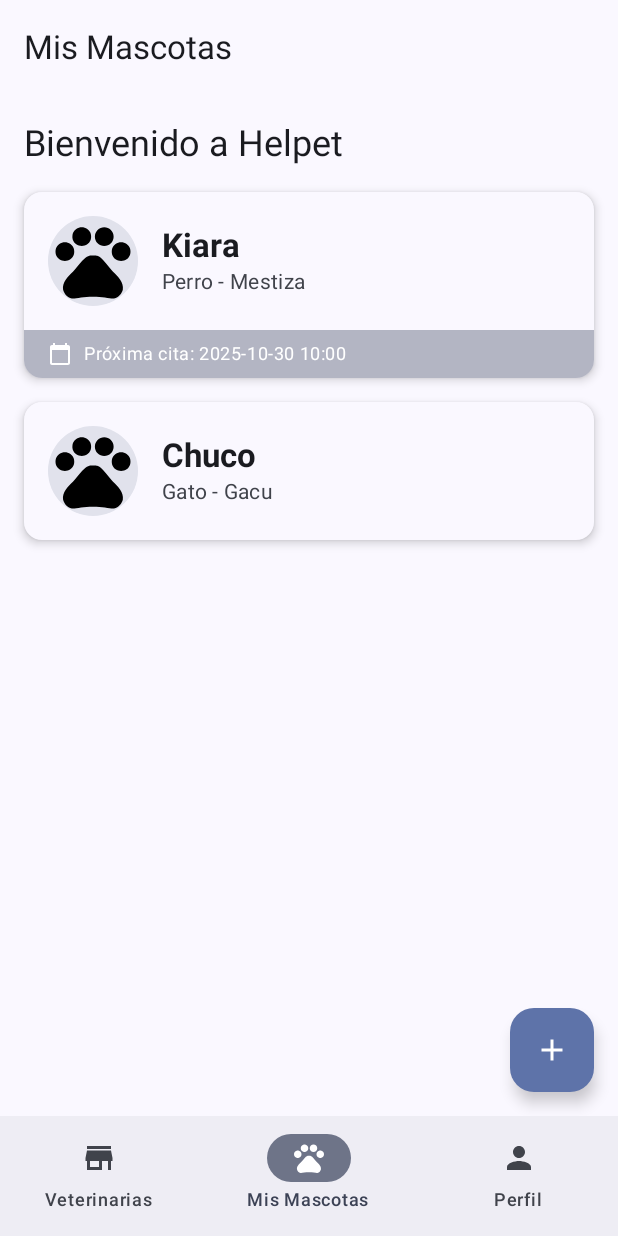
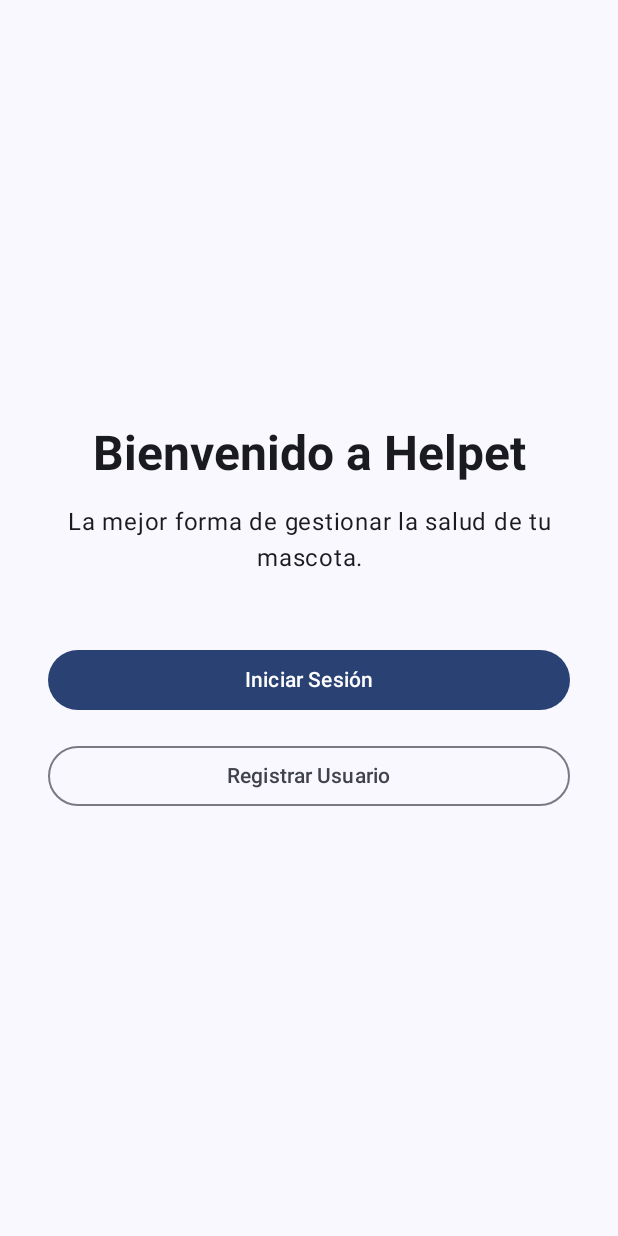
Before and after one commit to fa-morande/helpet-android-app, an Android app built with Jetpack Compose: the screen it shows after launch (MainActivity), on a phone screen of 412 x 824 dp. Run offline under Robolectric (Android 15) with nearby library versions, the phone set to English and light mode, and no system bars; our stand-ins replace Room's generated code.

Commit message:
primera implementacion inicio de sesion en helpet USer

```diff
--- a/app/src/main/java/com/helpetuser/data/local/dao/UsuarioDao.kt
+++ b/app/src/main/java/com/helpetuser/data/local/dao/UsuarioDao.kt
@@ -10,9 +10,13 @@ import kotlinx.coroutines.flow.Flow
 @Dao
 interface UsuarioDao {
     @Insert(onConflict = OnConflictStrategy.REPLACE)
+    suspend fun insert(usuario: Usuario)
+    @Insert(onConflict = OnConflictStrategy.REPLACE)
     suspend fun insertAll(usuarios: List<Usuario>)
     @Query("SELECT * FROM usuarios")
     fun getAll(): Flow<List<Usuario>>
     @Query("SELECT * FROM usuarios WHERE id = :usuarioId")
     fun getById(usuarioId: Int): Flow<Usuario>
+    @Query("SELECT * FROM usuarios WHERE correo = :email LIMIT 1")
+    fun getByEmail(email: String): Flow<Usuario?>
 }
--- a/app/src/main/java/com/helpetuser/ui/navigation/AppNavigation.kt
+++ b/app/src/main/java/com/helpetuser/ui/navigation/AppNavigation.kt
@@ -81,9 +81,29 @@ fun AppNavigation() {
     ) { innerPadding ->
         NavHost(
             navController = navController,
-            startDestination = Routes.HOME_SCREEN,
+            startDestination = Routes.WELCOME_SCREEN,
             modifier = Modifier.padding(innerPadding)
         ) {
+            composable(Routes.WELCOME_SCREEN) {
+                WelcomeScreen(navController = navController)
+            }
+
+            composable(Routes.LOGIN_SCREEN) {
+                val factory = AuthViewModelFactory(usuarioDao)
+                val authViewModel: AuthViewModel = viewModel(factory = factory)
+                LoginScreen(
+                    navController = navController,
+                    viewModel = authViewModel
+                )
+            }
+            composable(Routes.REGISTER_SCREEN) {
+                val factory = AuthViewModelFactory(usuarioDao)
+                val authViewModel: AuthViewModel = viewModel(factory = factory)
+                RegistrarScreen(
+                    navController = navController,
+                    viewModel = authViewModel
+                )
+            }
 
             composable(Routes.HOME_SCREEN) {
                 val factory = HomeViewModelFactory(mascotaDao, reservaDao)
--- a/app/src/main/java/com/helpetuser/ui/navigation/Routes.kt
+++ b/app/src/main/java/com/helpetuser/ui/navigation/Routes.kt
@@ -5,7 +5,10 @@ object Routes {
     const val SUCURSAL_SCREEN = "sucursal_screen"
     const val PROFILE_SCREEN = "profile_screen"
     const val MASCOTA_DETAIL_SCREEN = "mascota_detail_screen/{mascotaId}"
+    const val WELCOME_SCREEN = "welcome_screen"
+    const val LOGIN_SCREEN = "login_screen"
 
+    const val REGISTER_SCREEN = "register_screen"
     const val AGENDAR_CITA_SCREEN = "agendar_cita/{sucursalId}"
 
     const val PROMOTIONS_SCREEN = "promociones"
--- /dev/null
+++ b/app/src/main/java/com/helpetuser/ui/screens/WelcomeScreen.kt
@@ -0,0 +1,59 @@
+package com.helpetuser.ui.screens
+
+import androidx.compose.foundation.layout.*
+import androidx.compose.material3.Button
+import androidx.compose.material3.MaterialTheme
+import androidx.compose.material3.OutlinedButton
+import androidx.compose.material3.Scaffold
+import androidx.compose.material3.Text
+import androidx.compose.runtime.Composable
+import androidx.compose.ui.Alignment
+import androidx.compose.ui.Modifier
+import androidx.compose.ui.text.font.FontWeight
+import androidx.compose.ui.text.style.TextAlign
+import androidx.compose.ui.unit.dp
+import androidx.navigation.NavController
+import com.helpetuser.ui.navigation.Routes
+
+@Composable
+fun WelcomeScreen(navController: NavController) {
+    Scaffold { paddingValues ->
+        Column(
+            modifier = Modifier
+                .padding(paddingValues)
+                .fillMaxSize()
+                .padding(32.dp), // Padding extra para centrar contenido
+            verticalArrangement = Arrangement.Center,
+            horizontalAlignment = Alignment.CenterHorizontally
+        ) {
+            // Aquí iría el logo de Helpet
+            Text(
+                text = "Bienvenido a Helpet",
+                style = MaterialTheme.typography.headlineLarge,
+                fontWeight = FontWeight.Bold,
+                textAlign = TextAlign.Center
+            )
+            Spacer(modifier = Modifier.height(16.dp))
+            Text(
+                text = "La mejor forma de gestionar la salud de tu mascota.",
+                style = MaterialTheme.typography.bodyLarge,
+                textAlign = TextAlign.Center
+            )
+            Spacer(modifier = Modifier.height(48.dp))
+
+            Button(
+                onClick = { navController.navigate(Routes.LOGIN_SCREEN) },
+                modifier = Modifier.fillMaxWidth()
+            ) {
+                Text("Iniciar Sesión")
+            }
+            Spacer(modifier = Modifier.height(16.dp))
+            OutlinedButton(
+                onClick = { navController.navigate(Routes.REGISTER_SCREEN) },
+                modifier = Modifier.fillMaxWidth()
+            ) {
+                Text("Registrar Usuario")
+            }
+        }
+    }
+}
```
Also changed, not shown: app/src/main/java/com/helpetuser/ui/screens/LoginScreen.kt (added, +129 -0 lines), app/src/main/java/com/helpetuser/ui/screens/RegistrarScreen.kt (added, +174 -0 lines), app/src/main/java/com/helpetuser/ui/viewmodel/AuthViewModel.kt (added, +82 -0 lines), app/src/main/java/com/helpetuser/ui/viewmodel/AuthViewModelFactory.kt (added, +17 -0 lines).
